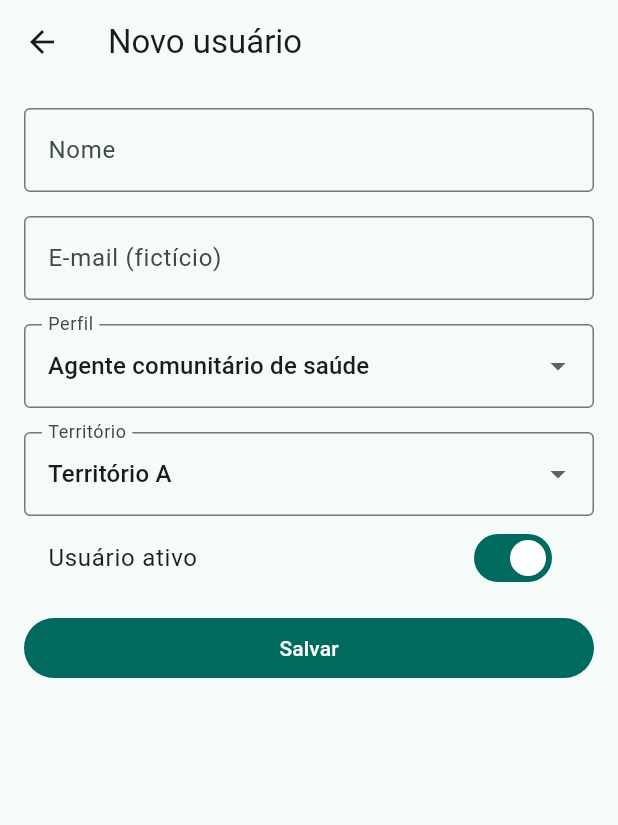
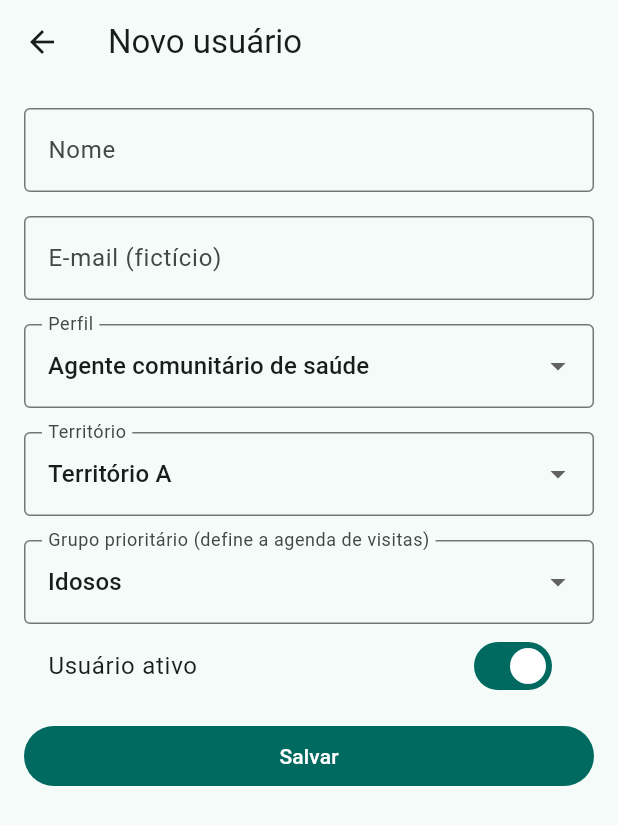
Before and after one commit to silvanioaguiar/Mobile_App_Saude_360, a Flutter app: the UsuariosScreen screen opened by its route, after a tap on "Novo usuário", on a phone screen of 412 x 824 dp. Shown: the top 825 px of the screen. Run offline on Flutter 3.47's test engine with Material 3 defaults, Android fonts, the phone set to English and light mode, and no system bars; our stand-ins replace shared_preferences; accounts and stored records are empty.

Commit message:
feat: agenda de visitas gerada pelo perfil do agente (territorio + grupo)
Cadastro de ACS ganha grupo prioritario. Nova tela Agenda gera 4 visitas
ficticias por agente; o checklist passa a ter 3 itens comuns + 2 do grupo.
README atualizado para 5 telas (a confirmar com o professor).

Co-Authored-By: Claude Sonnet 5.5 <noreply@anthropic.com>

```diff
--- /dev/null
+++ b/lib/data/agenda.dart
@@ -0,0 +1,25 @@
+import '../models/usuario.dart';
+import '../models/visita.dart';
+
+const visitasPorAgenda = 4;
+
+/// Gera a agenda do agente a partir do perfil dele (território + grupo).
+/// Função pura e determinística: o mesmo agente sempre gera os mesmos ids,
+/// o que permite saber quais visitas já foram concluídas.
+List<VisitaPlanejada> gerarAgenda(Usuario acs) {
+  final grupo = acs.grupo;
+  if (acs.perfil != Perfil.acs || grupo == null) return const [];
+  // "Território A" -> "A"
+  final letra = acs.territorio.split(' ').last;
+  return [
+    for (var n = 1; n <= visitasPorAgenda; n++)
+      VisitaPlanejada(
+        id: '${acs.id}-$letra-${grupo.name}-$n',
+        agenteId: acs.id,
+        morador:
+            'Morador Fictício $letra-${grupo.rotulo}-${n.toString().padLeft(2, '0')}',
+        territorio: acs.territorio,
+        grupo: grupo,
+      ),
+  ];
+}
--- a/lib/data/repositorio.dart
+++ b/lib/data/repositorio.dart
@@ -5,6 +5,7 @@ import 'package:shared_preferences/shared_preferences.dart';
 
 import '../models/usuario.dart';
 import '../models/visita.dart';
+import 'agenda.dart';
 
 /// Estado compartilhado do app (ChangeNotifier) com persistência local.
 class Repositorio extends ChangeNotifier {
@@ -21,6 +22,18 @@ class Repositorio extends ChangeNotifier {
   List<Visita> get visitas => List.unmodifiable(_visitas);
   List<Usuario> get agentes =>
       _usuarios.where((u) => u.perfil == Perfil.acs && u.ativo).toList();
+
+  /// Visitas da agenda do agente que ainda não foram concluídas.
+  List<VisitaPlanejada> pendentes(Usuario acs) {
+    final feitas = _visitas.map((v) => v.id).toSet();
+    return gerarAgenda(acs).where((p) => !feitas.contains(p.id)).toList();
+  }
+
+  /// Visitas já concluídas do agente (mais recentes primeiro).
+  List<Visita> concluidas(Usuario acs) => _visitas
+      .where((v) => v.agenteId == acs.id)
+      .toList()
+    ..sort((a, b) => b.data.compareTo(a.data));
 
   /// Carrega do armazenamento local; se vazio, usa dados sintéticos.
   Future<void> carregar() async {
@@ -92,13 +105,15 @@ class Repositorio extends ChangeNotifier {
         nome: 'Bruno Lima (fictício)',
         email: 'bruno@exemplo.test',
         perfil: Perfil.acs,
-        territorio: 'Território A'),
+        territorio: 'Território A',
+        grupo: GrupoPrioritario.idosos),
     Usuario(
         id: 's3',
         nome: 'Carla Dias (fictícia)',
         email: 'carla@exemplo.test',
         perfil: Perfil.acs,
-        territorio: 'Território B'),
+        territorio: 'Território B',
+        grupo: GrupoPrioritario.gestantes),
     Usuario(
         id: 's4',
         nome: 'Daniel Rocha (fictício)',
--- a/lib/main.dart
+++ b/lib/main.dart
@@ -2,6 +2,7 @@ import 'package:flutter/material.dart';
 
 import 'data/escopo.dart';
 import 'data/repositorio.dart';
+import 'screens/agenda_screen.dart';
 import 'screens/checklist_visita_screen.dart';
 import 'screens/home_screen.dart';
 import 'screens/usuario_form_screen.dart';
@@ -34,6 +35,7 @@ class Saude360App extends StatelessWidget {
           '/': (_) => const HomeScreen(),
           '/usuarios': (_) => const UsuariosScreen(),
           '/usuario': (_) => const UsuarioFormScreen(),
+          '/agenda': (_) => const AgendaScreen(),
           '/visita': (_) => const ChecklistVisitaScreen(),
         },
       ),
--- a/lib/models/usuario.dart
+++ b/lib/models/usuario.dart
@@ -6,6 +6,40 @@ enum Perfil {
 
   const Perfil(this.rotulo);
   final String rotulo;
+}
+
+/// Itens comuns a toda visita domiciliar (neutros, sem conteúdo clínico).
+const itensComuns = [
+  'Identidade do morador confirmada',
+  'Endereço localizado',
+  'Morador presente na visita',
+];
+
+/// Grupo prioritário acompanhado pelo agente. Define os itens específicos
+/// do checklist (neutros: conferem registros, não orientam conduta clínica).
+enum GrupoPrioritario {
+  gestantes('Gestantes', [
+    'Cartão da gestante conferido',
+    'Data da próxima consulta lembrada',
+  ]),
+  criancas('Crianças', [
+    'Caderneta de vacinação conferida',
+    'Data da próxima consulta lembrada',
+  ]),
+  idosos('Idosos', [
+    'Uso de medicamentos conferido (sem orientar dose)',
+    'Riscos de queda na casa observados',
+  ]),
+  hipertensos('Hipertensos', [
+    'Aferição agendada na unidade',
+    'Acompanhamento pendente revisado',
+  ]);
+
+  const GrupoPrioritario(this.rotulo, this.itensEspecificos);
+  final String rotulo;
+  final List<String> itensEspecificos;
+
+  List<String> get itens => [...itensComuns, ...itensEspecificos];
 }
 
 const territorios = ['Território A', 'Território B', 'Território C'];
@@ -17,6 +51,7 @@ class Usuario {
     required this.email,
     required this.perfil,
     required this.territorio,
+    this.grupo,
     this.ativo = true,
   });
 
@@ -25,13 +60,18 @@ class Usuario {
   final String email;
   final Perfil perfil;
   final String territorio;
+
+  /// Só faz sentido para o perfil [Perfil.acs]; nulo nos demais.
+  final GrupoPrioritario? grupo;
   final bool ativo;
 
+  /// Passe `grupo: null` explicitamente para limpar o grupo.
   Usuario copyWith({
     String? nome,
     String? email,
     Perfil? perfil,
     String? territorio,
+    Object? grupo = _semMudanca,
     bool? ativo,
   }) =>
       Usuario(
@@ -40,8 +80,13 @@ class Usuario {
         email: email ?? this.email,
         perfil: perfil ?? this.perfil,
         territorio: territorio ?? this.territorio,
+        grupo: identical(grupo, _semMudanca)
+            ? this.grupo
+            : grupo as GrupoPrioritario?,
         ativo: ativo ?? this.ativo,
       );
+
+  static const _semMudanca = Object();
 
   Map<String, dynamic> toJson() => {
         'id': id,
@@ -49,15 +94,24 @@ class Usuario {
         'email': email,
         'perfil': perfil.name,
         'territorio': territorio,
+        'grupo': grupo?.name,
         'ativo': ativo,
       };
 
-  factory Usuario.fromJson(Map<String, dynamic> j) => Usuario(
+  factory Usuario.fromJson(Map<String, dynamic> j) {
+    final perfil = Perfil.values.byName(j['perfil'] as String);
+    final nomeGrupo = j['grupo'] as String?;
+    return Usuario(
       id: j['id'] as String,
       nome: j['nome'] as String,
       email: j['email'] as String,
-        perfil: Perfil.values.byName(j['perfil'] as String),
+      perfil: perfil,
       territorio: j['territorio'] as String,
+      // Dados salvos antes do campo existir: ACS ganha Idosos como padrão.
+      grupo: nomeGrupo != null
+          ? GrupoPrioritario.values.byName(nomeGrupo)
+          : (perfil == Perfil.acs ? GrupoPrioritario.idosos : null),
       ativo: j['ativo'] as bool? ?? true,
     );
   }
+}
--- a/lib/models/visita.dart
+++ b/lib/models/visita.dart
@@ -1,36 +1,44 @@
-/// Itens do checklist de visita domiciliar (neutros, sem conteúdo clínico).
-const itensChecklist = [
-  'Identidade do morador confirmada',
-  'Endereço localizado',
-  'Morador presente na visita',
-  'Orientações entregues',
-  'Acompanhamento pendente revisado',
-  'Necessidade de retorno marcada',
-];
+import 'usuario.dart';
 
-/// Moradores fictícios usados na demonstração.
-const moradoresSinteticos = [
-  'Morador Fictício 01',
-  'Morador Fictício 02',
-  'Morador Fictício 03',
-  'Morador Fictício 04',
-];
+/// Visita gerada pela agenda do agente (ainda não realizada).
+class VisitaPlanejada {
+  const VisitaPlanejada({
+    required this.id,
+    required this.agenteId,
+    required this.morador,
+    required this.territorio,
+    required this.grupo,
+  });
 
+  final String id;
+  final String agenteId;
+  final String morador;
+  final String territorio;
+  final GrupoPrioritario grupo;
+
+  /// Itens do checklist: comuns + específicos do grupo.
+  List<String> get itens => grupo.itens;
+}
+
+/// Visita concluída, com o checklist preenchido.
 class Visita {
   const Visita({
     required this.id,
     required this.agenteId,
     required this.morador,
+    required this.grupo,
     required this.marcados,
     required this.observacao,
     required this.data,
   });
 
+  /// Mesmo id da [VisitaPlanejada] que originou esta visita.
   final String id;
   final String agenteId;
   final String morador;
+  final GrupoPrioritario grupo;
 
-  /// Mesmo tamanho de [itensChecklist]; true = item cumprido.
+  /// Mesmo tamanho de `grupo.itens`; true = item cumprido.
   final List<bool> marcados;
   final String observacao;
   final DateTime data;
@@ -41,6 +49,7 @@ class Visita {
         'id': id,
         'agenteId': agenteId,
         'morador': morador,
+        'grupo': grupo.name,
         'marcados': marcados,
         'observacao': observacao,
         'data': data.toIso8601String(),
@@ -50,6 +59,8 @@ class Visita {
         id: j['id'] as String,
         agenteId: j['agenteId'] as String,
         morador: j['morador'] as String,
+        grupo: GrupoPrioritario.values
+            .byName(j['grupo'] as String? ?? GrupoPrioritario.idosos.name),
         marcados: (j['marcados'] as List).cast<bool>(),
         observacao: j['observacao'] as String? ?? '',
         data: DateTime.parse(j['data'] as String),
--- a/lib/screens/home_screen.dart
+++ b/lib/screens/home_screen.dart
@@ -22,7 +22,7 @@ class HomeScreen extends StatelessWidget {
             children: [
               Expanded(child: _Resumo('Usuários', repo.usuarios.length)),
               const SizedBox(width: 12),
-              Expanded(child: _Resumo('Visitas', repo.visitas.length)),
+              Expanded(child: _Resumo('Visitas concluídas', repo.visitas.length)),
             ],
           ),
           const SizedBox(height: 16),
@@ -34,9 +34,9 @@ class HomeScreen extends StatelessWidget {
           ),
           AppCard(
             icone: Icons.fact_check,
-            titulo: 'Nova visita',
-            subtitulo: 'Checklist de visita domiciliar',
-            onTap: () => Navigator.pushNamed(context, '/visita'),
+            titulo: 'Agenda de visitas',
+            subtitulo: 'Visitas geradas pelo perfil do agente',
+            onTap: () => Navigator.pushNamed(context, '/agenda'),
           ),
         ],
       ),
--- a/lib/screens/usuario_form_screen.dart
+++ b/lib/screens/usuario_form_screen.dart
@@ -17,6 +17,7 @@ class _UsuarioFormScreenState extends State<UsuarioFormScreen> {
   final _email = TextEditingController();
   Perfil _perfil = Perfil.acs;
   String _territorio = territorios.first;
+  GrupoPrioritario _grupo = GrupoPrioritario.idosos;
   bool _ativo = true;
   Usuario? _editando;
   bool _inicializado = false;
@@ -33,6 +34,7 @@ class _UsuarioFormScreenState extends State<UsuarioFormScreen> {
       _email.text = arg.email;
       _perfil = arg.perfil;
       _territorio = arg.territorio;
+      _grupo = arg.grupo ?? GrupoPrioritario.idosos;
       _ativo = arg.ativo;
     }
   }
@@ -55,6 +57,8 @@ class _UsuarioFormScreenState extends State<UsuarioFormScreen> {
       email: _email.text.trim(),
       perfil: _perfil,
       territorio: _territorio,
+      // Só o agente comunitário tem grupo prioritário (gera a agenda dele).
+      grupo: _perfil == Perfil.acs ? _grupo : null,
       ativo: _ativo,
     );
     await repo.salvarUsuario(usuario);
@@ -111,6 +115,20 @@ class _UsuarioFormScreenState extends State<UsuarioFormScreen> {
               ],
               onChanged: (v) => setState(() => _territorio = v!),
             ),
+            if (_perfil == Perfil.acs) ...[
+              const SizedBox(height: 16),
+              DropdownButtonFormField<GrupoPrioritario>(
+                value: _grupo,
+                decoration: const InputDecoration(
+                    labelText: 'Grupo prioritário (define a agenda de visitas)',
+                    border: OutlineInputBorder()),
+                items: [
+                  for (final g in GrupoPrioritario.values)
+                    DropdownMenuItem(value: g, child: Text(g.rotulo)),
+                ],
+                onChanged: (v) => setState(() => _grupo = v!),
+              ),
+            ],
             SwitchListTile(
               title: const Text('Usuário ativo'),
               value: _ativo,
```
Also changed, not shown: lib/screens/agenda_screen.dart (added, +123 -0 lines), lib/screens/checklist_visita_screen.dart (+34 -43 lines), lib/widgets/visita_tile.dart (added, +31 -0 lines), 2 other files. Lines whose indentation alone changed are shown as unchanged.
